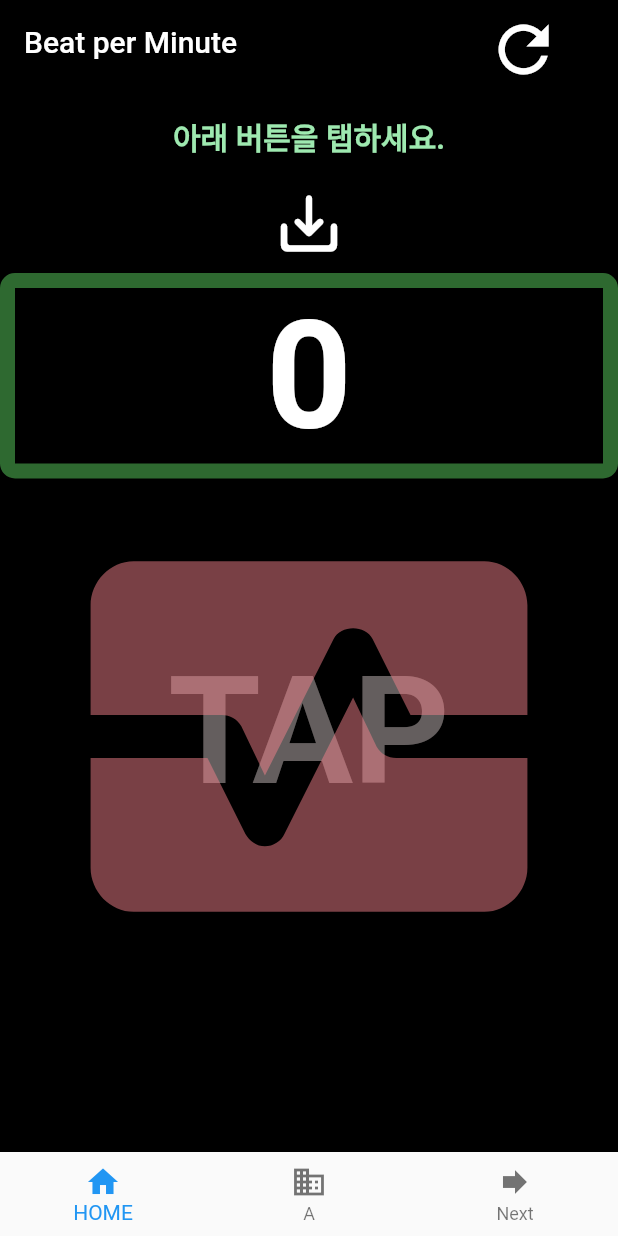
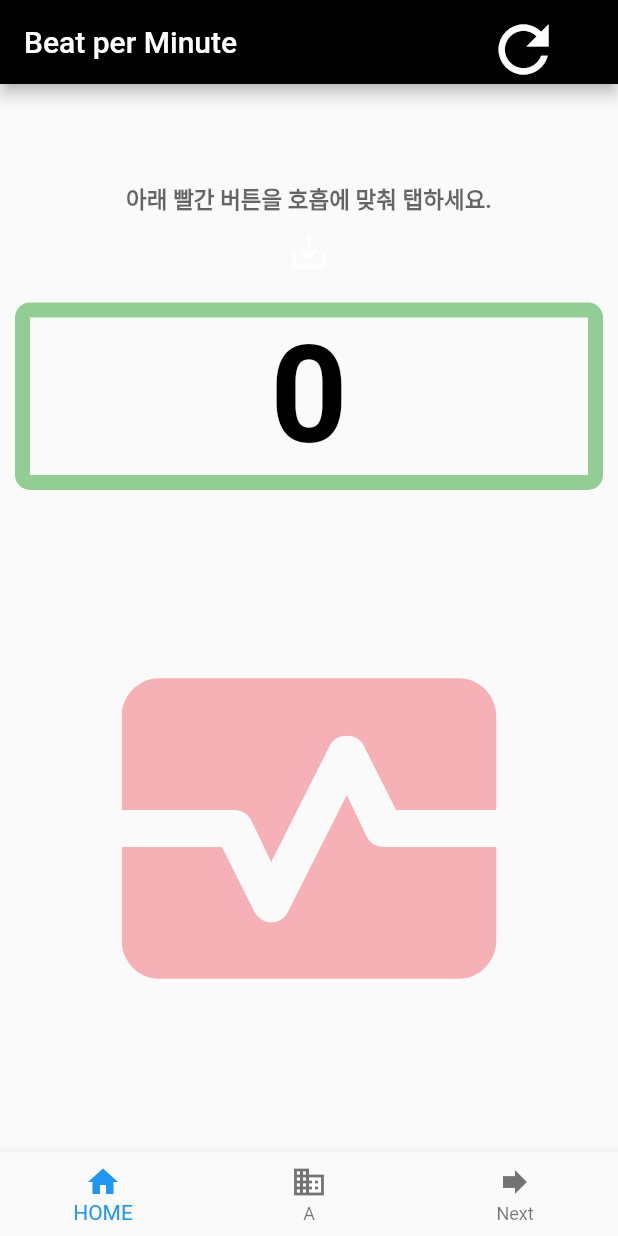
Before and after one commit to leoyun97/beatcounter, a Flutter app: the screen it shows after launch, after a tap on the "monitor heart" icon, on a phone screen of 412 x 824 dp. Run offline on Flutter 3.47's test engine with Material 2 defaults, Android fonts, the phone set to English and light mode, and no system bars.

Commit message:
Update home_screen.dart
탭글씨 없앰

```diff
--- a/lib/home_screen.dart
+++ b/lib/home_screen.dart
@@ -18,10 +18,11 @@ class _home_screenState extends State<home_screen> {
   double eveFive = 0;
   String eveFives = "";
   bool isnullbpm = true; // 초기 입력값이 null일 경우
+  Color btnVisible = Colors.white; // 저장버튼 보이기
   bool underFive = true;
   List clickB = [];
   List clickTotal = [];
-  Color txtColor = Color.fromARGB(249, 162, 239, 180);
+  Color txtColor = Colors.black.withOpacity(0.6);
 
   void clickButton() {
     DateTime dt = DateTime.now();
@@ -47,13 +48,16 @@ class _home_screenState extends State<home_screen> {
         underFive = false;
         if (eveFive <= 25) {
           txtChange = "정상입니다";
-          txtColor = Color.fromARGB(249, 162, 239, 180);
+          txtColor = Colors.black.withOpacity(0.6);
+          btnVisible = Colors.black;
         } else if (eveFive > 25 && eveFive <= 30) {
           txtChange = "높습니다. 매일측정권장";
-          txtColor = Color.fromARGB(248, 236, 144, 73);
+          txtColor = Colors.blue;
+          btnVisible = Colors.black;
         } else if (eveFive > 30) {
           txtChange = "주의! 병원으로 연락하세요.";
-          txtColor = Color.fromARGB(248, 245, 55, 84);
+          txtColor = const Color.fromARGB(248, 245, 55, 84);
+          btnVisible = Colors.black;
         }
       } else if (clickTotal.length == 11) {
         eveFive = clickTotal.reduce((value, element) => value + element) / 10;
@@ -63,13 +67,16 @@ class _home_screenState extends State<home_screen> {
         underFive = false;
         if (eveFive <= 25) {
           txtChange = "정상입니다";
-          txtColor = Color.fromARGB(249, 162, 239, 180);
+          txtColor = Colors.black.withOpacity(0.6);
+          btnVisible = Colors.black;
         } else if (eveFive > 25 && eveFive <= 30) {
           txtChange = "높습니다. 매일측정권장";
-          txtColor = Color.fromARGB(248, 236, 144, 73);
+          txtColor = txtColor = Colors.blue;
+          btnVisible = Colors.black;
         } else if (eveFive > 30) {
           txtChange = "주의! 병원으로 연락하세요.";
-          txtColor = Color.fromARGB(248, 245, 55, 84);
+          txtColor = const Color.fromARGB(248, 245, 55, 84);
+          btnVisible = Colors.black;
         }
       } else if (clickTotal.length > 11) {
         clickRefresh();
@@ -91,6 +98,8 @@ class _home_screenState extends State<home_screen> {
       eveFives = "";
       isnullbpm = true;
       underFive = true;
+      txtColor = Colors.black.withOpacity(0.6);
+      btnVisible = Colors.white;
     });
   }
 
@@ -104,7 +113,7 @@ class _home_screenState extends State<home_screen> {
     return MaterialApp(
       title: 'SRR측정보조',
       home: Scaffold(
-        backgroundColor: Colors.black,
+        //backgroundColor: Colors.black,
         appBar: AppBar(
           title: const Text('Beat per Minute'),
           backgroundColor: Colors.black,
@@ -119,39 +128,32 @@ class _home_screenState extends State<home_screen> {
             )
           ],
         ),
-        body: SingleChildScrollView(
-          child: Column(
-            mainAxisAlignment: MainAxisAlignment.end,
+        body: Column(
+          mainAxisAlignment: MainAxisAlignment.spaceEvenly,
           children: [
             Column(
-                mainAxisAlignment: MainAxisAlignment.spaceEvenly,
               children: [
-                  const SizedBox(
-                    height: 20,
-                  ),
                 Text(
                   underFive
-                        ? "아래 버튼을 탭하세요."
+                      ? "아래 빨간 버튼을 호흡에 맞춰 탭하세요."
                       : "$timesPermin회 평균: $eveFives회/분, $txtChange",
                   style: TextStyle(
                     fontWeight: FontWeight.bold,
                     color: txtColor,
-                      fontSize: 20,
+                    fontSize: 15,
                   ),
                 ),
-                  const SizedBox(
-                    height: 10,
-                  ),
                 Visibility(
-                    visible: true,
                   child: IconButton(
                     onPressed: () {},
-                      icon: Icon(Icons.save_alt_rounded),
-                      color: Colors.white,
-                      iconSize: 50,
+                    icon: const Icon(Icons.save_alt_rounded),
+                    color: btnVisible,
+                    iconSize: 30,
                   ),
                 ),
-                  Container(
+                Padding(
+                  padding: const EdgeInsets.all(10.0),
+                  child: Container(
                     alignment: Alignment.center,
                     decoration: BoxDecoration(
                       border: Border.all(
@@ -164,9 +166,10 @@ class _home_screenState extends State<home_screen> {
                     child: Text(
                       isnullbpm ? "0" : "$bpermin",
                       style: const TextStyle(
-                        fontSize: 100,
+                        fontSize: 90,
                         fontWeight: FontWeight.bold,
-                        color: Colors.white,
+                        color: Colors.black,
+                      ),
                     ),
                   ),
                 ),
@@ -174,35 +177,21 @@ class _home_screenState extends State<home_screen> {
             ),
             Column(
               children: [
-                  Transform.translate(
-                    offset: const Offset(0, 110),
-                    child: Text(
-                      'TAP',
-                      style: TextStyle(
-                        color: const Color.fromARGB(255, 200, 188, 188)
-                            .withOpacity(0.5),
-                        fontSize: 100,
-                        fontWeight: FontWeight.bold,
-                      ),
-                    ),
-                  ),
-                  Transform.translate(
-                    offset: const Offset(0, -120),
-                    child: IconButton(
+                IconButton(
                   padding: const EdgeInsets.symmetric(horizontal: 20),
-                      iconSize: 350,
+                  iconSize: 300,
                   icon: Icon(
                     Icons.monitor_heart_rounded,
+                    weight: 0.1,
                     color: const Color.fromARGB(255, 241, 128, 137)
-                            .withOpacity(0.5),
+                        .withOpacity(0.6),
+
                   ),
                   onPressed: clickButton,
-                    ),
                 ),
               ],
             ),
           ],
-          ),
         ),
         bottomNavigationBar: BottomNavigationBar(items: const [
           BottomNavigationBarItem(icon: Icon(Icons.home), label: 'HOME'),
```
Lines whose indentation alone changed are shown as unchanged.
